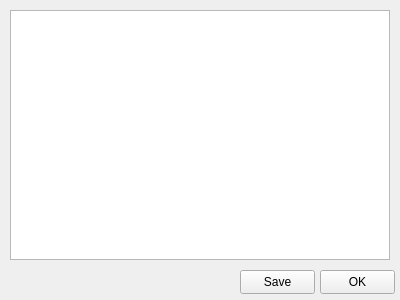
The window that gui/output_window.ui (RolandWH/SIPPCompare) describes before a commit, drawn with Qt 5.
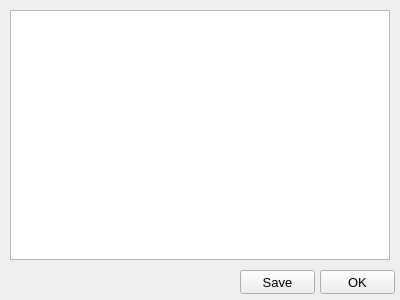
The same window after the commit.

Commit message: make font sizes consistent

```diff
--- a/gui/output_window.ui
+++ b/gui/output_window.ui
@@ -44,6 +44,11 @@
      <height>24</height>
     </rect>
    </property>
+   <property name="font">
+    <font>
+     <pointsize>10</pointsize>
+    </font>
+   </property>
    <property name="text">
     <string>OK</string>
    </property>
@@ -57,6 +62,11 @@
      <height>24</height>
     </rect>
    </property>
+   <property name="font">
+    <font>
+     <pointsize>10</pointsize>
+    </font>
+   </property>
    <property name="text">
     <string>Save</string>
    </property>
```
Left out of the diff: 5 changed lines with no effect on the pictures. The commit also changes 1 other file.
